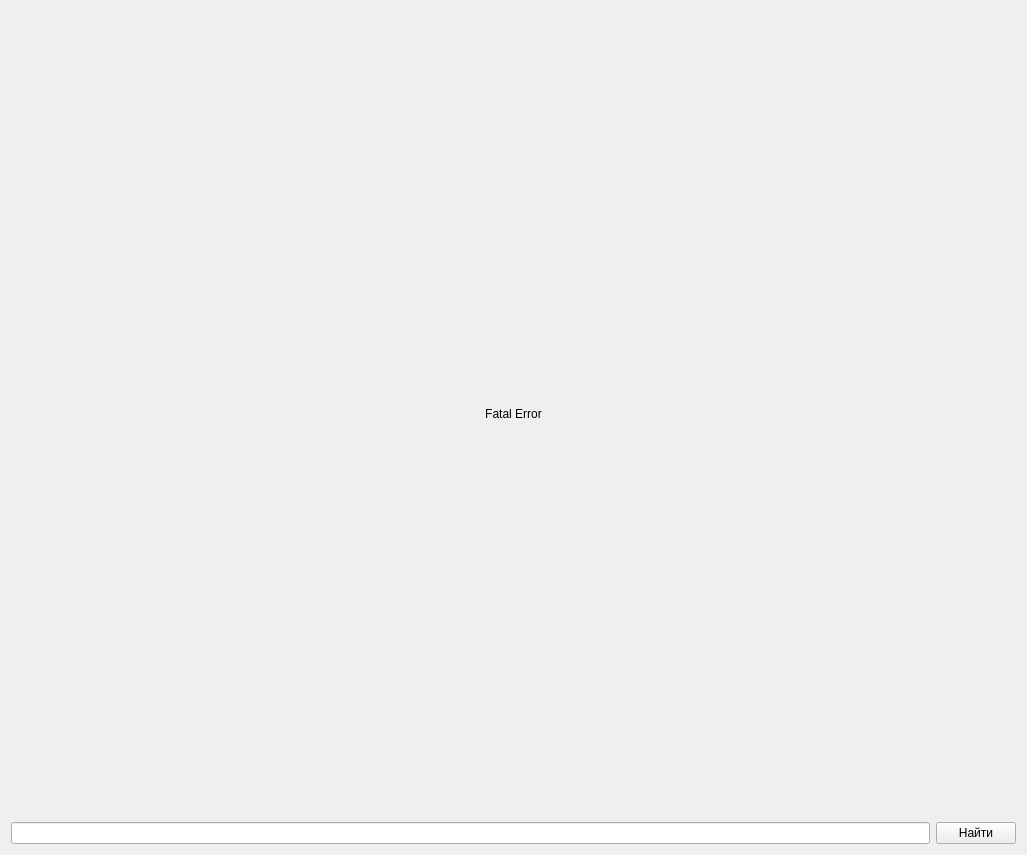
This is main.ui in AzyaFLEX/BigAPI as Qt 5 draws it before an edit. The edited form follows.
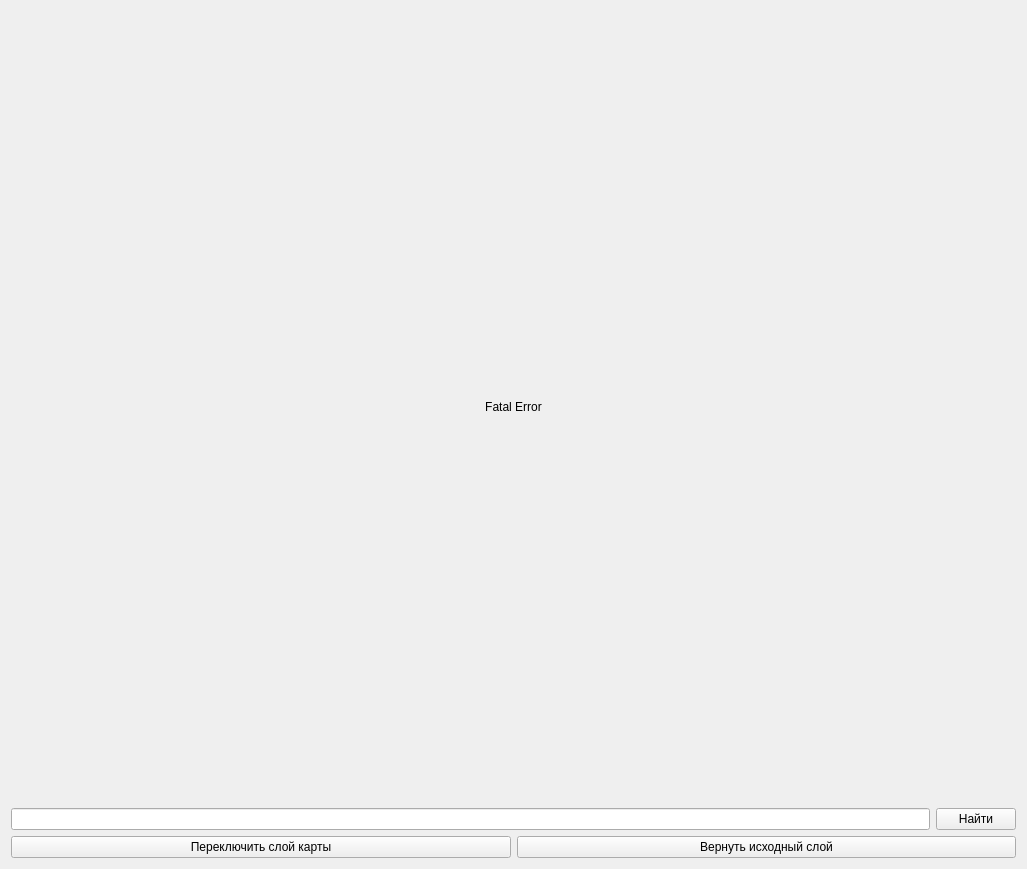
This is the edited form.

Commit message: Добавлен переключатель слоёв

```diff
--- a/main.ui
+++ b/main.ui
@@ -15,8 +15,6 @@
   </property>
   <layout class="QGridLayout" name="gridLayout">
    <item row="0" column="0">
-    <layout class="QVBoxLayout" name="verticalLayout">
-     <item>
       <widget class="QLabel" name="image">
        <property name="minimumSize">
         <size>
@@ -32,6 +30,8 @@
        </property>
       </widget>
      </item>
+   <item row="1" column="0">
+    <layout class="QVBoxLayout" name="verticalLayout">
      <item>
       <layout class="QHBoxLayout" name="horizontalLayout">
        <item>
@@ -46,6 +46,24 @@
        </item>
       </layout>
      </item>
+     <item>
+      <layout class="QHBoxLayout" name="horizontalLayout_2">
+       <item>
+        <widget class="QPushButton" name="change_lay">
+         <property name="text">
+          <string>Переключить слой карты</string>
+         </property>
+        </widget>
+       </item>
+       <item>
+        <widget class="QPushButton" name="return_lay">
+         <property name="text">
+          <string>Вернуть исходный слой</string>
+         </property>
+        </widget>
+       </item>
+      </layout>
+     </item>
     </layout>
    </item>
   </layout>
```
Lines whose indentation alone changed are shown as unchanged. The commit also changes 2 other files.
